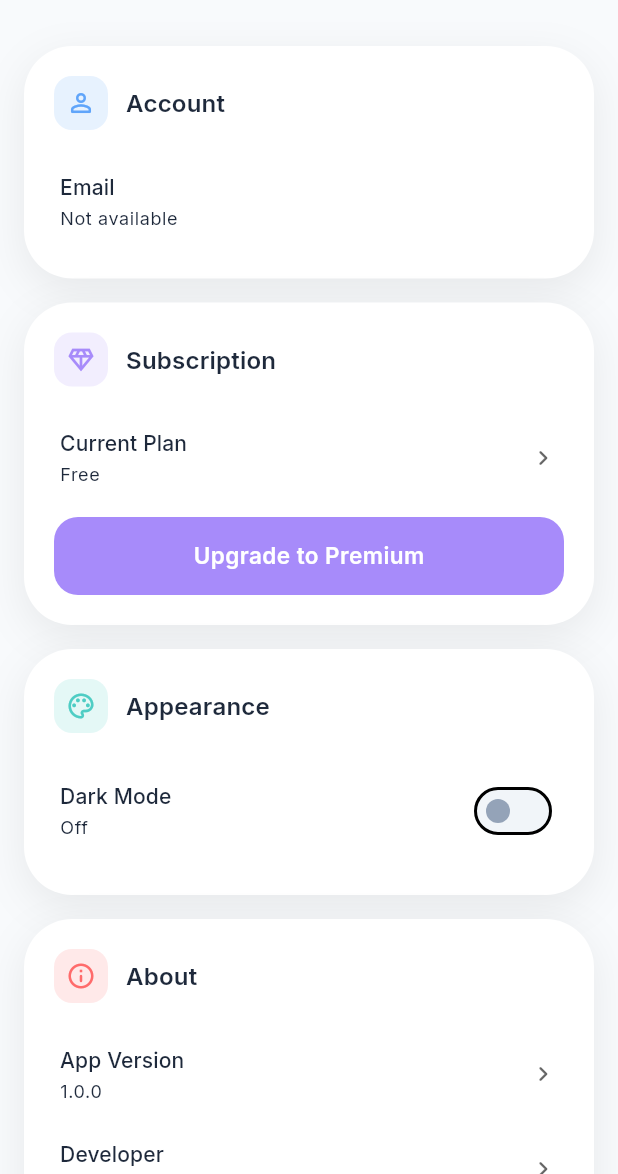
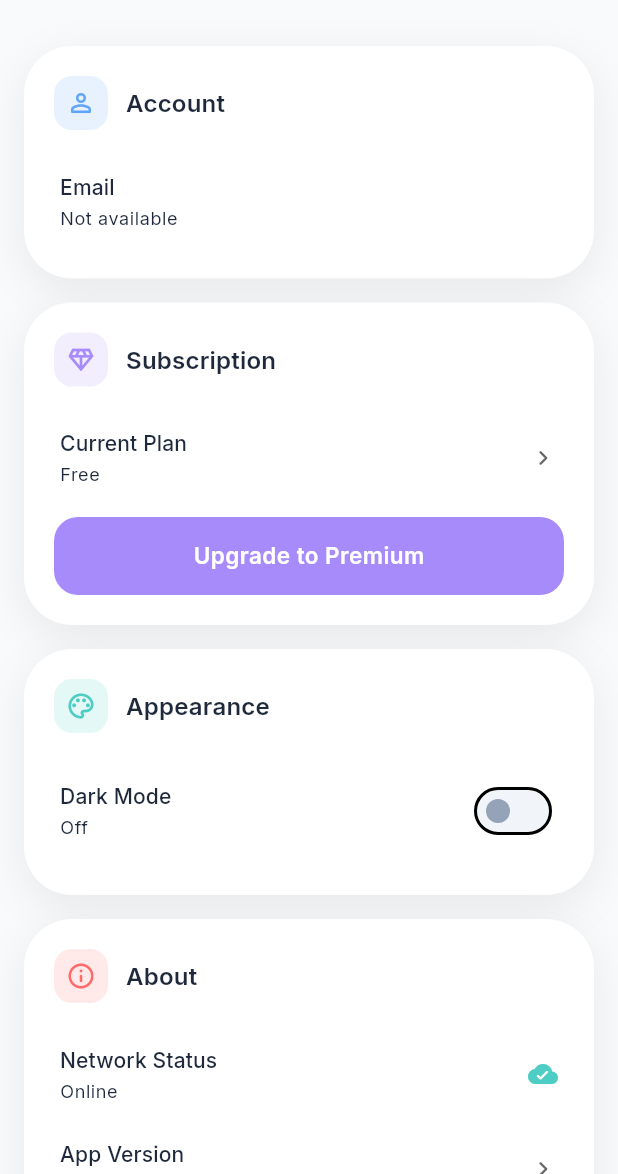
Before and after one commit to theprantadutta/odyssey, a Flutter app: the SettingsScreen screen opened by its route, on a phone screen of 412 x 824 dp, the part 62-1236 px from its top. Run offline on Flutter 3.47's test engine with Material 3 defaults, Android fonts, the phone set to English and light mode, and no system bars; our stand-ins replace cached_network_image, connectivity_plus, dio, drift, equatable, file_picker and 19 more; missing offline and left inert: flutter_map_marker_cluster, pdfx; accounts and stored records are empty; generated files the repository leaves out were written again; network calls fail.

Commit message:
refactor: replace offline banner with network status in settings
Remove the global "You're offline" banner overlay and show network
status as a reactive tile in the settings screen instead.

```diff
--- a/lib/src/features/settings/presentation/screens/settings_screen.dart
+++ b/lib/src/features/settings/presentation/screens/settings_screen.dart
@@ -10,6 +10,7 @@ import '../../../../common/theme/app_typography.dart';
 import '../../../../common/theme/theme_provider.dart';
 import '../../../../common/widgets/custom_button.dart';
 import '../../../../common/widgets/form_section_card.dart';
+import '../../../../core/providers/connectivity_provider.dart';
 import '../../../../core/router/app_router.dart';
 import '../../../auth/presentation/providers/auth_provider.dart';
 import '../../../subscription/data/models/subscription_model.dart';
@@ -109,6 +110,7 @@ class _SettingsScreenState extends ConsumerState<SettingsScreen> {
     final subscriptionState = ref.watch(subscriptionProvider);
     final themeMode = ref.watch(appThemeModeProvider);
     final isDarkMode = themeMode == ThemeMode.dark;
+    final isOnline = ref.watch(connectivityProvider);
     final theme = Theme.of(context);
     final colorScheme = theme.colorScheme;
 
@@ -223,6 +225,16 @@ class _SettingsScreenState extends ConsumerState<SettingsScreen> {
               iconColor: AppColors.coralBurst,
               children: [
                 SettingsTile(
+                  title: 'Network Status',
+                  subtitle: isOnline ? 'Online' : 'Offline',
+                  showChevron: false,
+                  trailing: Icon(
+                    isOnline ? Icons.cloud_done_rounded : Icons.cloud_off_rounded,
+                    size: 20,
+                    color: isOnline ? AppColors.oceanTeal : colorScheme.onSurfaceVariant,
+                  ),
+                ),
+                SettingsTile(
                   title: 'App Version',
                   subtitle: _appVersion,
                   onTap: _handleShowAbout,
```
Also changed, not shown: lib/main.dart (+2 -47 lines), lib/src/common/widgets/offline_banner.dart (deleted, +0 -27 lines).
